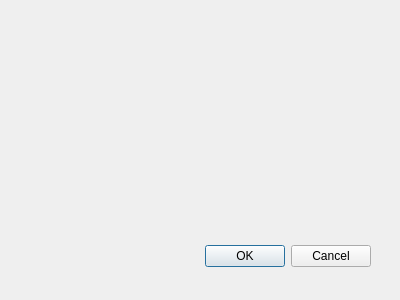
cugos/qgisworkshop_org, file examples/foss4g2011_tutorial1/ui_foss4g2011_tutorial1.ui: the form before one commit.
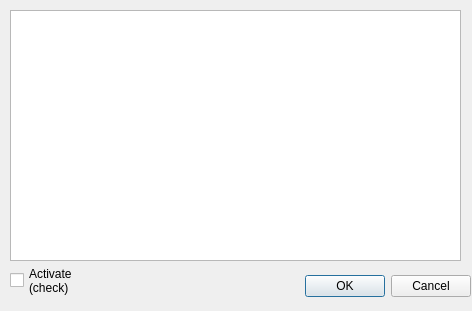
The form after the commit.

Commit message: finalizing tutorial 2 for 2nd hour

What changed in the file:
```diff
--- a/examples/foss4g2011_tutorial1/ui_foss4g2011_tutorial1.ui
+++ b/examples/foss4g2011_tutorial1/ui_foss4g2011_tutorial1.ui
@@ -1,22 +1,22 @@
 <ui version="4.0" >
  <class>foss4g2011_tutorial1</class>
- <widget class="QDialog" name="foss4g2011_tutorial1" >
-  <property name="geometry" >
+ <widget class="QDialog" name="foss4g2011_tutorial1">
+  <property name="geometry">
    <rect>
     <x>0</x>
     <y>0</y>
-    <width>400</width>
-    <height>300</height>
+    <width>472</width>
+    <height>311</height>
    </rect>
   </property>
   <property name="windowTitle" >
    <string>foss4g2011_tutorial1</string>
   </property>
-  <widget class="QDialogButtonBox" name="buttonBox" >
-   <property name="geometry" >
+  <widget class="QDialogButtonBox" name="buttonBox">
+   <property name="geometry">
     <rect>
-     <x>30</x>
-     <y>240</y>
+     <x>130</x>
+     <y>270</y>
      <width>341</width>
      <height>32</height>
     </rect>
@@ -28,6 +28,30 @@
     <set>QDialogButtonBox::Cancel|QDialogButtonBox::Ok</set>
    </property>
   </widget>
+  <widget class="QCheckBox" name="chkActive">
+   <property name="geometry">
+    <rect>
+     <x>10</x>
+     <y>260</y>
+     <width>98</width>
+     <height>41</height>
+    </rect>
+   </property>
+   <property name="text">
+    <string>Activate
+(check)</string>
+   </property>
+  </widget>
+  <widget class="QTextBrowser" name="txtFeedback">
+   <property name="geometry">
+    <rect>
+     <x>10</x>
+     <y>10</y>
+     <width>451</width>
+     <height>251</height>
+    </rect>
+   </property>
+  </widget>
  </widget>
  <resources/>
  <connections>
```
Left out of the diff: 17 changed lines with no effect on the pictures. The commit also changes 2 other files.
